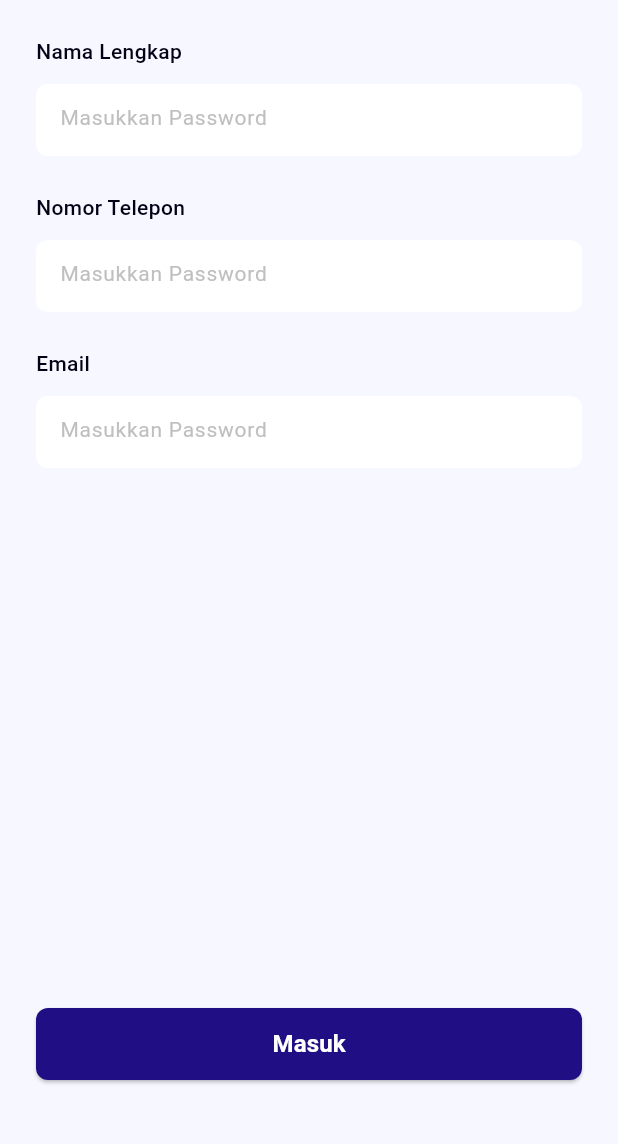
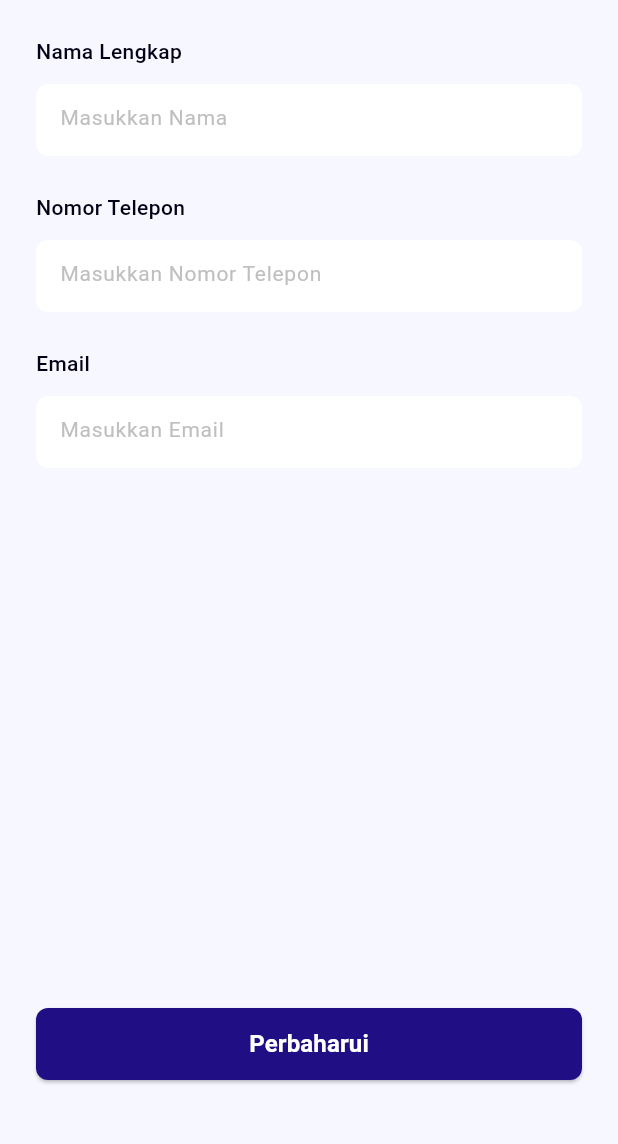
Before and after one commit to H4lis/lapor_pak, a Flutter app: the UbahProfileScreen screen opened by its route, on a phone screen of 412 x 824 dp, the part 84-1228 px from its top. Run offline on Flutter 3.47's test engine with Material 3 defaults, Android fonts, the phone set to English and light mode, and no system bars; our stand-ins replace cloud_firestore, firebase_auth, firebase_core; missing offline and left inert: dart:ffi; accounts and stored records are empty.

Commit message:
crud profile

```diff
--- a/lib/main.dart
+++ b/lib/main.dart
@@ -49,7 +49,6 @@ class MyApp extends StatelessWidget {
             ),
             home: snapshot.data != null ? MainPage() : SplashScreen(),
             routes: {
-
               '/main_page': (context) => MainPage(),
               '/lapor_screen': (context) => LaporScreen(),
               '/daftar_screen': (context) => DaftarScreen(),
--- a/lib/pages/akun_screen.dart
+++ b/lib/pages/akun_screen.dart
@@ -243,7 +243,10 @@ class _AkunScreenState extends State<AkunScreen> {
           ),
           ElevatedButton(
             onPressed: () {
-              Navigator.pushNamed(context, "/ubah_profile_screen");
+              Navigator.pushNamed(
+                context,
+                "/ubah_profile_screen",
+              );
             },
             style: ElevatedButton.styleFrom(
               minimumSize: Size(72, 23),
--- a/lib/pages/ubah_profile_screen.dart
+++ b/lib/pages/ubah_profile_screen.dart
@@ -1,9 +1,41 @@
+import 'package:cloud_firestore/cloud_firestore.dart';
+import 'package:firebase_auth/firebase_auth.dart';
 import 'package:flutter/material.dart';
 
 import '../shared/theme.dart';
 
-class UbahProfileScreen extends StatelessWidget {
+class UbahProfileScreen extends StatefulWidget {
   const UbahProfileScreen({super.key});
+
+  @override
+  State<UbahProfileScreen> createState() => _UbahProfileScreenState();
+}
+
+class _UbahProfileScreenState extends State<UbahProfileScreen> {
+  FirebaseAuth auth = FirebaseAuth.instance;
+  FirebaseFirestore firestore = FirebaseFirestore.instance;
+
+  Stream<DocumentSnapshot<Map<String, dynamic>>> streamUser() {
+    String uid = auth.currentUser!.uid;
+    return firestore.collection("users").doc(uid).snapshots();
+  }
+
+  late final Map<String, dynamic> user;
+  TextEditingController nameC = TextEditingController();
+  TextEditingController nomorC = TextEditingController();
+  TextEditingController emailC = TextEditingController();
+
+  void updateProfile() async {
+    String uid = auth.currentUser!.uid;
+    if (nameC.text.isNotEmpty ||
+        nomorC.text.isNotEmpty ||
+        emailC.text.isNotEmpty) {
+      await firestore.collection("users").doc(uid).update({"name": nameC.text});
+    } else {
+      try {} catch (e) {}
+    }
+    Navigator.pushReplacementNamed(context, '/main_page');
+  }
 
   @override
   Widget build(BuildContext context) {
@@ -17,7 +49,25 @@ class UbahProfileScreen extends StatelessWidget {
           style: blackTextStyle.copyWith(fontSize: 24, fontWeight: bold),
         ),
       ),
-      body: Padding(
+      body: StreamBuilder<DocumentSnapshot<Map<String, dynamic>>>(
+          stream: streamUser(),
+          builder: (context, snapshot) {
+            if (snapshot.connectionState == ConnectionState.waiting) {
+              return Center(
+                child: CircularProgressIndicator(),
+              );
+            }
+            if (snapshot.hasData) {
+              Map<String, dynamic> user = snapshot.data!.data() ?? {};
+              nameC.text = user['name'] ?? '';
+              nomorC.text = user['nomor'] ?? '';
+              emailC.text = user['email'] ?? '';
+            } else {
+              return Center(
+                child: CircularProgressIndicator(),
+              );
+            }
+            return Padding(
               padding: EdgeInsets.all(defaultMargin),
               child: Column(
                 children: [
@@ -35,13 +85,14 @@ class UbahProfileScreen extends StatelessWidget {
                             margin: EdgeInsets.only(top: 12, bottom: 24),
                             height: 48,
                             child: TextField(
+                              controller: nameC,
                               style: blackTextStyle.copyWith(fontSize: 14),
                               decoration: InputDecoration(
                                 filled: true,
                                 fillColor: whiteColor,
-                          hintText: "Masukkan Password",
-                          hintStyle:
-                              greyTertiaryTextStyle.copyWith(fontSize: 14),
+                                hintText: "Masukkan Nama",
+                                hintStyle: greyTertiaryTextStyle.copyWith(
+                                    fontSize: 14),
                                 border: OutlineInputBorder(
                                   borderRadius: BorderRadius.circular(
                                       defaulBorderadius), // Ganti dengan defaulBorderadius Anda
@@ -70,14 +121,15 @@ class UbahProfileScreen extends StatelessWidget {
                             margin: EdgeInsets.only(top: 12, bottom: 24),
                             height: 48,
                             child: TextField(
+                              controller: nomorC,
                               keyboardType: TextInputType.phone,
                               style: blackTextStyle.copyWith(fontSize: 14),
                               decoration: InputDecoration(
                                 filled: true,
                                 fillColor: whiteColor,
-                          hintText: "Masukkan Password",
-                          hintStyle:
-                              greyTertiaryTextStyle.copyWith(fontSize: 14),
+                                hintText: "Masukkan Nomor Telepon",
+                                hintStyle: greyTertiaryTextStyle.copyWith(
+                                    fontSize: 14),
                                 border: OutlineInputBorder(
                                   borderRadius: BorderRadius.circular(
                                       defaulBorderadius), // Ganti dengan defaulBorderadius Anda
@@ -106,14 +158,15 @@ class UbahProfileScreen extends StatelessWidget {
                             margin: EdgeInsets.only(top: 12, bottom: 24),
                             height: 48,
                             child: TextField(
+                              controller: emailC,
                               keyboardType: TextInputType.phone,
                               style: blackTextStyle.copyWith(fontSize: 14),
                               decoration: InputDecoration(
                                 filled: true,
                                 fillColor: whiteColor,
-                          hintText: "Masukkan Password",
-                          hintStyle:
-                              greyTertiaryTextStyle.copyWith(fontSize: 14),
+                                hintText: "Masukkan Email",
+                                hintStyle: greyTertiaryTextStyle.copyWith(
+                                    fontSize: 14),
                                 border: OutlineInputBorder(
                                   borderRadius: BorderRadius.circular(
                                       defaulBorderadius), // Ganti dengan defaulBorderadius Anda
@@ -142,7 +195,7 @@ class UbahProfileScreen extends StatelessWidget {
                   ),
                   ElevatedButton(
                     onPressed: () {
-                Navigator.pushReplacementNamed(context, '/main_page');
+                      updateProfile();
                     },
                     style: ElevatedButton.styleFrom(
                         backgroundColor: primaryColor,
@@ -153,7 +206,7 @@ class UbahProfileScreen extends StatelessWidget {
                         ),
                         minimumSize: Size(double.infinity, 48)),
                     child: Text(
-                "Masuk",
+                      "Perbaharui",
                       style: whiteTextStyle.copyWith(
                         fontSize: 16,
                         fontWeight: semiBold,
@@ -165,7 +218,8 @@ class UbahProfileScreen extends StatelessWidget {
                   )
                 ],
               ),
-      ),
+            );
+          }),
     );
   }
 }
```
Lines whose indentation alone changed are shown as unchanged.
